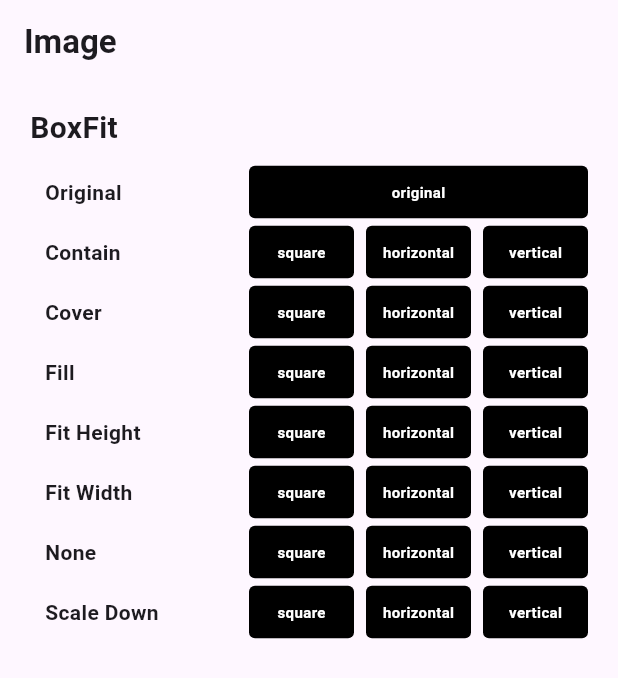
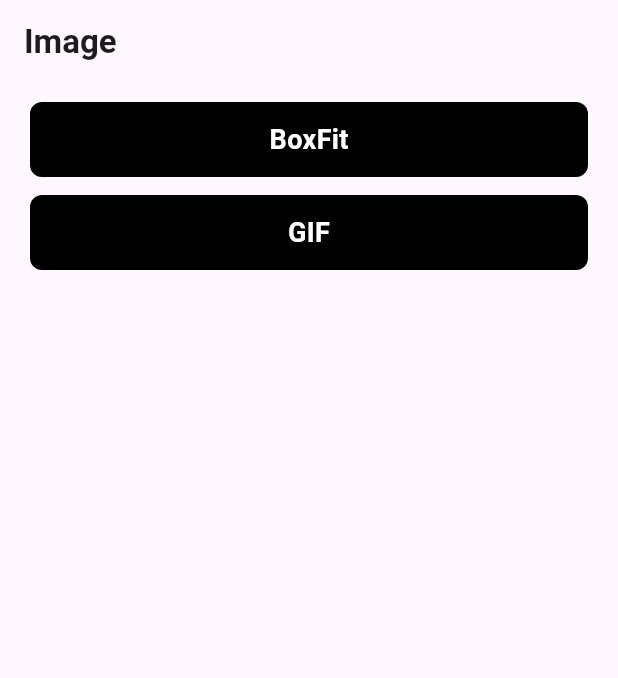
Before and after one commit to boglbbogl/flutter_samples, a Flutter app: the screen it shows after launch, on a phone screen of 412 x 824 dp. Shown: the top 678 px of the screen. Run offline on Flutter 3.47's test engine with Material 3 defaults, Android fonts, the phone set to English and light mode, and no system bars.

Commit message:
update image setting

```diff
--- a/image_sample/lib/main_page.dart
+++ b/image_sample/lib/main_page.dart
@@ -1,7 +1,7 @@
 import 'package:flutter/material.dart';
 import 'package:flutter/services.dart';
 import 'package:image_sample/boxfit/boxfit_page.dart';
-import 'package:image_sample/boxfit/boxfit_type.dart';
+import 'package:image_sample/gif/gift_page.dart';
 
 class MainPage extends StatefulWidget {
   const MainPage({super.key});
@@ -24,100 +24,35 @@
       ),
       body: ListView(
         children: [
-          _item("BoxFit", [
-            _boxFitItem(BoxFitType.original, isOne: true),
-            _boxFitItem(BoxFitType.contain),
-            _boxFitItem(BoxFitType.cover),
-            _boxFitItem(BoxFitType.fill),
-            _boxFitItem(BoxFitType.fitHeight),
-            _boxFitItem(BoxFitType.fitWidth),
-            _boxFitItem(BoxFitType.none),
-            _boxFitItem(BoxFitType.scaleDown),
-          ]),
+          _item("BoxFit", const BoxFitPage()),
+          _item("GIF", const GIFPage()),
         ],
       ),
     );
   }
 
-  Container _boxFitItem(
-    BoxFitType type, {
-    bool isOne = false,
-  }) =>
-      Container(
-        height: 40,
-        color: Colors.transparent,
-        margin: const EdgeInsets.only(left: 30, right: 20),
-        child: Row(
-          mainAxisAlignment: MainAxisAlignment.spaceBetween,
-          children: [
-            Text(
-              type.name,
-              style: const TextStyle(fontWeight: FontWeight.bold, fontSize: 14),
-            ),
-            Row(
-              children: [
-                ...List.generate(
-                  isOne ? 1 : 3,
-                  (i) => GestureDetector(
+  GestureDetector _item(String title, Widget child) => GestureDetector(
         onTap: () {
           HapticFeedback.mediumImpact();
-                      Navigator.of(context).push(MaterialPageRoute(
-                          builder: (_) => BoxFitPage(
-                                type: type,
-                                size: isOne
-                                    ? null
-                                    : (i == 0
-                                        ? BoxFitSizeType.square
-                                        : i == 1
-                                            ? BoxFitSizeType.horizontalRectangle
-                                            : BoxFitSizeType.verticalRectangle),
-                              )));
+          Navigator.of(context).push(MaterialPageRoute(builder: (_) => child));
         },
         child: Container(
-                      height: 35,
-                      margin:
-                          isOne ? null : EdgeInsets.only(right: i != 2 ? 8 : 0),
-                      width: isOne ? 226 : 70,
+          margin: const EdgeInsets.only(left: 20, right: 20, top: 12),
           decoration: BoxDecoration(
-                        borderRadius: BorderRadius.circular(4),
+            borderRadius: BorderRadius.circular(8),
             color: Colors.black,
           ),
+          width: MediaQuery.of(context).size.width,
+          height: 50,
           alignment: Alignment.center,
           child: Text(
-                        isOne
-                            ? "original"
-                            : i == 0
-                                ? BoxFitSizeType.square.name
-                                : i == 1
-                                    ? BoxFitSizeType.horizontalRectangle.name
-                                    : BoxFitSizeType.verticalRectangle.name,
+            title,
             style: const TextStyle(
               fontWeight: FontWeight.bold,
-                          fontSize: 10,
               color: Colors.white,
+              fontSize: 18,
             ),
           ),
         ),
-                  ),
-                )
-              ],
-            )
-          ],
-        ),
-      );
-
-  Column _item(String content, List<Widget> children) => Column(
-        children: [
-          Container(
-              height: 52,
-              alignment: Alignment.bottomLeft,
-              padding: const EdgeInsets.only(left: 20, bottom: 8),
-              child: Text(
-                content,
-                style:
-                    const TextStyle(fontWeight: FontWeight.bold, fontSize: 20),
-              )),
-          ...children,
-        ],
       );
 }
--- a/image_sample/pubspec.yaml
+++ b/image_sample/pubspec.yaml
@@ -35,6 +35,8 @@
   # The following adds the Cupertino Icons font to your application.
   # Use with the CupertinoIcons class for iOS style icons.
   cupertino_icons: ^1.0.2
+  http: ^1.2.0
+  path_provider: ^2.1.3
 
 dev_dependencies:
   flutter_test:
```
Also changed, not shown: image_sample/lib/boxfit/boxfit_detail_page.dart (added, +61 -0 lines), image_sample/lib/boxfit/boxfit_page.dart (+77 -43 lines), image_sample/lib/component/appbar_widget.dart (added, +24 -0 lines), image_sample/lib/gif/gif_show_page.dart (added, +20 -0 lines), image_sample/lib/gif/gif_to_image_page.dart (added, +81 -0 lines), image_sample/lib/gif/gift_page.dart (added, +33 -0 lines), image_sample/pubspec.lock, 6 other files. Lines whose indentation alone changed are shown as unchanged.
